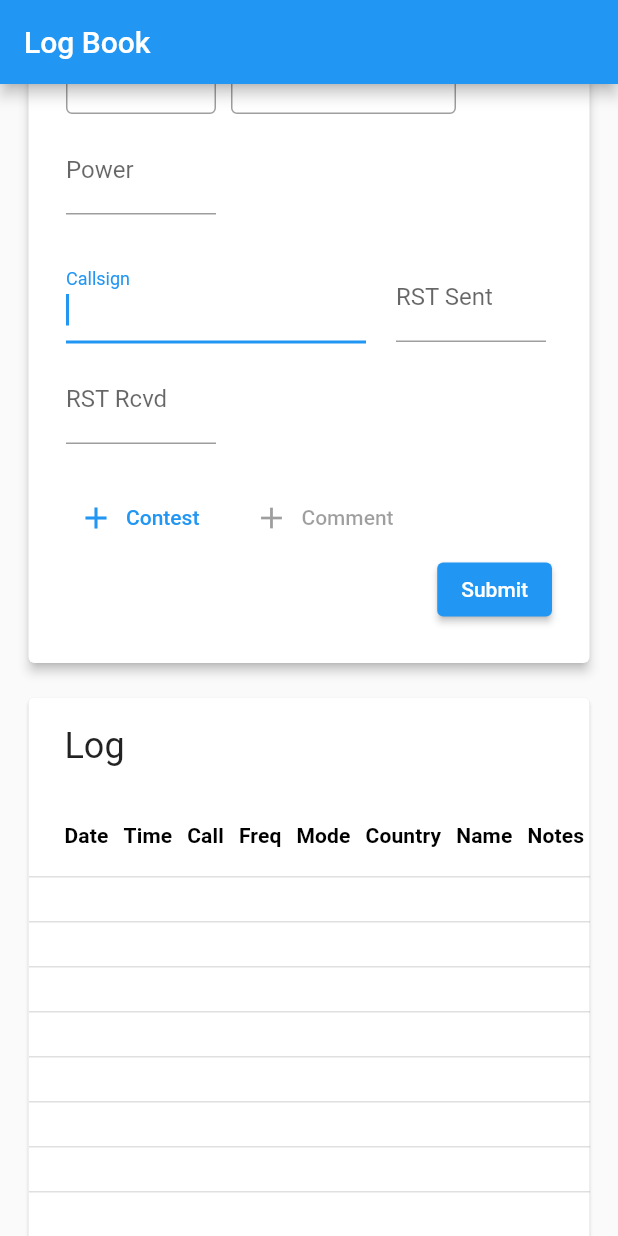
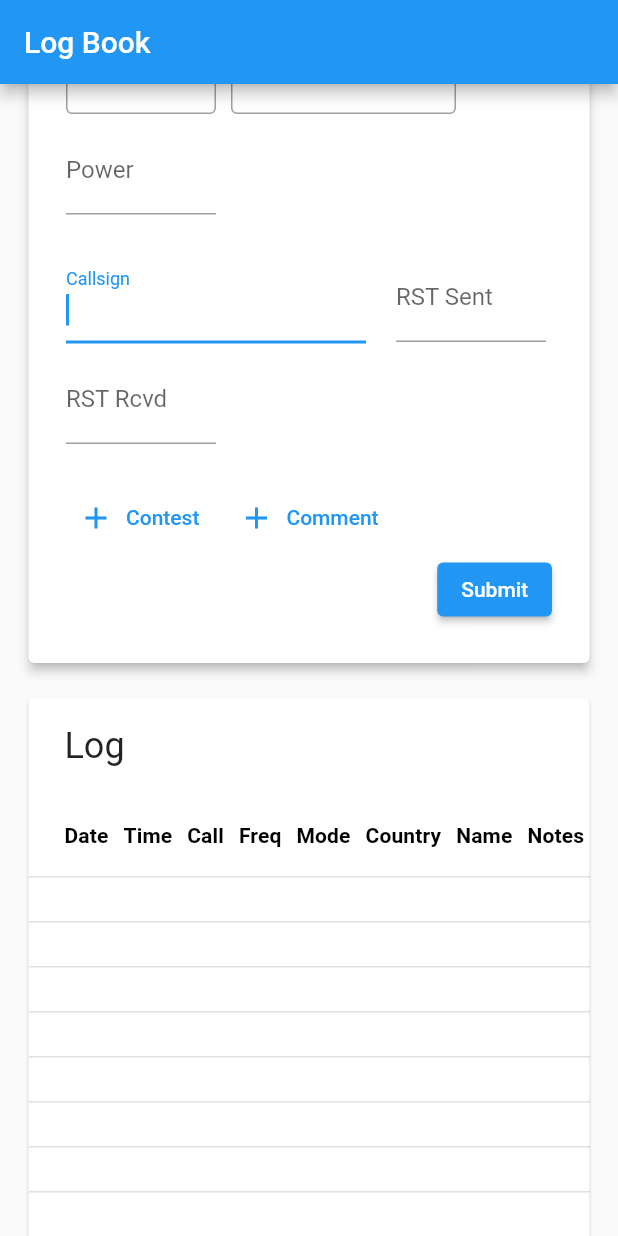
Before and after one commit to jakobkordez/ham-tools, a Flutter app: the screen it shows after launch, scrolled down 576 dp, on a phone screen of 412 x 824 dp. Run offline on Flutter 3.47's test engine with Material 2 defaults, Android fonts, the phone set to English and light mode, and no system bars; our stand-ins replace dio, equatable, file_picker, fl_chart, flutter_bloc, formz and 3 more; generated files the repository leaves out were written again.

Commit message:
Add log entry form comment Add log entry model SOTA

```diff
--- a/lib/src/log/cubit/new_log_entry_state.dart
+++ b/lib/src/log/cubit/new_log_entry_state.dart
@@ -20,6 +20,9 @@ class NewLogEntryState extends Equatable {
   final CallsignInput callsign;
   final String rstSent;
   final String rstRcvd;
+
+  final bool showComment;
+  final String comment;
 
   // Contest
   final bool showContest;
@@ -46,6 +49,7 @@ class NewLogEntryState extends Equatable {
     String? callsign,
     String? rstSent,
     String? rstRcvd,
+    String? comment,
     int? srx,
     int? stx,
     String? srxString,
@@ -77,6 +81,8 @@ class NewLogEntryState extends Equatable {
           : CallsignInput.dirty(callsign),
       rstSent: rstSent,
       rstRcvd: rstRcvd,
+      showComment: comment?.isNotEmpty ?? false,
+      comment: comment ?? '',
       showContest: srx != null ||
           stx != null ||
           srxString?.isNotEmpty == true ||
@@ -105,6 +111,8 @@ class NewLogEntryState extends Equatable {
     required this.callsign,
     required this.rstSent,
     required this.rstRcvd,
+    required this.showComment,
+    required this.comment,
     required this.showContest,
     required this.contestSrx,
     required this.contestStx,
@@ -127,6 +135,8 @@ class NewLogEntryState extends Equatable {
     CallsignInput? callsign,
     String? rstSent,
     String? rstRcvd,
+    bool? showComment,
+    String? comment,
     bool? showContest,
     String? contestSrx,
     String? contestStx,
@@ -157,6 +167,8 @@ class NewLogEntryState extends Equatable {
       callsign: callsign ?? this.callsign,
       rstSent: rstSent ?? this.rstSent,
       rstRcvd: rstRcvd ?? this.rstRcvd,
+      showComment: showComment ?? this.showComment,
+      comment: comment ?? this.comment,
       showContest: showContest ?? this.showContest,
       contestSrx: contestSrx ?? this.contestSrx,
       contestStx: contestStx ?? this.contestStx,
@@ -186,6 +198,8 @@ class NewLogEntryState extends Equatable {
         callsign: callsign,
         rstSent: rstSent,
         rstRcvd: rstRcvd,
+        showComment: showComment,
+        comment: comment,
         showContest: showContest,
         contestSrx: contestSrx,
         contestStx: contestStx,
@@ -211,6 +225,8 @@ class NewLogEntryState extends Equatable {
         callsign,
         rstSent,
         rstRcvd,
+        showComment,
+        comment,
         showContest,
         contestSrx,
         contestStx,
@@ -224,14 +240,15 @@ class NewLogEntryState extends Equatable {
         timeOff: DateTime.parse('${dateOff.value}T${timeOff.value}Z'),
         mode: mode,
         subMode: subMode,
-        rstSent: rstSent,
-        rstReceived: rstRcvd,
+        rstSent: rstSent.isNotEmpty ? rstSent : null,
+        rstReceived: rstRcvd.isNotEmpty ? rstRcvd : null,
         frequency: NewLogEntryCubit.tryParseFreq(frequency.value),
         frequencyRx: NewLogEntryCubit.tryParseFreq(frequencyRx.value),
         power: int.tryParse(power),
+        comment: comment.isNotEmpty ? comment : null,
         srx: int.tryParse(contestSrx),
         stx: int.tryParse(contestStx),
-        srxString: contestSrxString.isEmpty ? null : contestSrxString,
-        stxString: contestStxString.isEmpty ? null : contestStxString,
+        srxString: contestSrxString.isNotEmpty ? contestSrxString : null,
+        stxString: contestStxString.isNotEmpty ? contestStxString : null,
       );
 }
--- a/lib/src/log/log_entry_fields.dart
+++ b/lib/src/log/log_entry_fields.dart
@@ -570,14 +570,31 @@ class _NameInput extends StatelessWidget {
       );
 }
 
-class _NotesInput extends StatelessWidget {
-  const _NotesInput({Key? key}) : super(key: key);
+class _CommentInput extends StatelessWidget {
+  const _CommentInput({Key? key}) : super(key: key);
 
   @override
-  Widget build(BuildContext context) => TextFormField(
-        decoration: const InputDecoration(
-          labelText: 'Notes',
+  Widget build(BuildContext context) => _FieldUpdater(
+        getValue: (state) => state.comment,
+        builder: (context, controller) => TextFormField(
+          controller: controller,
+          onChanged: context.read<NewLogEntryCubit>().setComment,
+          decoration: const InputDecoration(
+            labelText: 'Comment',
+          ),
+          onFieldSubmitted: (_) => context.read<NewLogEntryCubit>().submit(),
         ),
+      );
+}
+
+class _ShowCommentButton extends StatelessWidget {
+  const _ShowCommentButton({Key? key}) : super(key: key);
+
+  @override
+  Widget build(BuildContext context) => TextButton.icon(
+        onPressed: () => context.read<NewLogEntryCubit>().setShowComment(true),
+        icon: const Icon(Icons.add),
+        label: const Text('Comment'),
       );
 }
 
@@ -585,21 +602,10 @@ class _ShowContestButton extends StatelessWidget {
   const _ShowContestButton({Key? key}) : super(key: key);
 
   @override
-  Widget build(BuildContext context) =>
-      BlocBuilder<NewLogEntryCubit, NewLogEntryState>(
-        buildWhen: (previous, current) =>
-            previous.showContest != current.showContest,
-        builder: (context, state) => !state.showContest
-            ? Padding(
-                padding: const EdgeInsets.only(right: 10),
-                child: TextButton.icon(
-                  onPressed: () =>
-                      context.read<NewLogEntryCubit>().setShowContest(true),
-                  icon: const Icon(Icons.add),
-                  label: const Text('Contest'),
-                ),
-              )
-            : const SizedBox.shrink(),
+  Widget build(BuildContext context) => TextButton.icon(
+        onPressed: () => context.read<NewLogEntryCubit>().setShowContest(true),
+        icon: const Icon(Icons.add),
+        label: const Text('Contest'),
       );
 }
 
--- a/lib/src/log/log_entry_form.dart
+++ b/lib/src/log/log_entry_form.dart
@@ -36,11 +36,13 @@ class LogEntryForm extends StatelessWidget {
                     buildWhen: (previous, current) =>
                         previous.hasTimeOff != current.hasTimeOff ||
                         previous.split != current.split ||
-                        previous.showContest != current.showContest,
+                        previous.showContest != current.showContest ||
+                        previous.showComment != current.showComment,
                     builder: (context, state) {
                       final hasTimeOff = state.hasTimeOff;
                       final split = state.split;
                       final showContest = state.showContest;
+                      final showComment = state.showComment;
 
                       return Column(
                         crossAxisAlignment: CrossAxisAlignment.start,
@@ -175,15 +177,15 @@ class LogEntryForm extends StatelessWidget {
                               ],
                             ),
                           ],
+                          if (showComment) ...[
+                            const SizedBox(height: 15),
+                            const _CommentInput(),
+                          ],
                           const SizedBox(height: 25),
                           _Wrap(
                             children: [
-                              const _ShowContestButton(),
-                              TextButton.icon(
-                                onPressed: null,
-                                icon: const Icon(Icons.add),
-                                label: const Text('Comment'),
-                              ),
+                              if (!showContest) const _ShowContestButton(),
+                              if (!showComment) const _ShowCommentButton(),
                             ],
                           ),
                           const Align(
--- a/lib/src/log/log_table.dart
+++ b/lib/src/log/log_table.dart
@@ -77,12 +77,12 @@ class DataSource extends DataTableSource {
         ],
       )),
       DataCell(Text(
-        e.name,
+        e.name ?? '',
         maxLines: 1,
         overflow: TextOverflow.ellipsis,
         softWrap: true,
       )),
-      DataCell(Text(e.comment)),
+      DataCell(Text(e.comment ?? '')),
     ]);
   }
 
--- a/lib/src/models/log_entry.dart
+++ b/lib/src/models/log_entry.dart
@@ -37,15 +37,19 @@ class LogEntry extends Equatable {
   final Mode mode;
   final SubMode? subMode;
   final int? power;
-  final String rstSent;
-  final String rstReceived;
+  final String? rstSent;
+  final String? rstReceived;
 
   /// The contacted station's grid square
   final String? gridsquare;
 
   /// The contacted station's operator's name
-  final String name;
-  final String comment;
+  final String? name;
+  final String? comment;
+
+  // SOTA
+  final String? sotaRef;
+  final String? mySotaRef;
 
   // Contest fields
   /// Contest ID
@@ -84,8 +88,10 @@ class LogEntry extends Equatable {
     required this.rstSent,
     required this.rstReceived,
     this.gridsquare,
-    this.name = '',
-    this.comment = '',
+    this.name,
+    this.comment,
+    this.sotaRef,
+    this.mySotaRef,
     this.contestId,
     this.srx,
     this.stx,
@@ -133,6 +139,8 @@ class LogEntry extends Equatable {
         gridsquare,
         name,
         comment,
+        sotaRef,
+        mySotaRef,
         contestId,
         srx,
         stx,
@@ -156,12 +164,14 @@ class LogEntry extends Equatable {
           'QSO_DATE_OFF': Adif.dateFormat.format(timeOff),
         if (timeOff.compareTo(timeOn) != 0)
           'TIME_OFF': Adif.timeFormat.format(timeOff),
-        if (rstSent.isNotEmpty) 'RST_SENT': rstSent,
-        if (rstReceived.isNotEmpty) 'RST_RCVD': rstReceived,
+        if (rstSent?.isNotEmpty == true) 'RST_SENT': rstSent!,
+        if (rstReceived?.isNotEmpty == true) 'RST_RCVD': rstReceived!,
         if (gridsquare?.isNotEmpty == true) 'GRIDSQUARE': gridsquare!,
         if (power != null) 'TX_PWR': '$power',
-        if (name.isNotEmpty) 'NAME': name,
-        if (comment.isNotEmpty) 'COMMENT': comment,
+        if (name?.isNotEmpty == true) 'NAME': name!,
+        if (comment?.isNotEmpty == true) 'COMMENT': comment!,
+        if (sotaRef?.isNotEmpty == true) 'SOTA_REF': sotaRef!,
+        if (mySotaRef?.isNotEmpty == true) 'MY_SOTA_REF': mySotaRef!,
         if (contestId != null) 'CONTEST_ID': contestId!,
         if (srx != null) 'SRX': '$srx',
         if (stx != null) 'STX': '$stx',
@@ -204,11 +214,13 @@ class LogEntry extends Equatable {
       mode: ModeUtil.tryParse(adi['MODE']!)!,
       subMode: SubModeUtil.tryParse(adi['SUBMODE']),
       power: adi['TX_PWR'] != null ? int.parse(adi['TX_PWR']!) : null,
-      rstSent: adi['RST_SENT'] ?? '',
-      rstReceived: adi['RST_RCVD'] ?? '',
+      rstSent: adi['RST_SENT'],
+      rstReceived: adi['RST_RCVD'],
       gridsquare: adi['GRIDSQUARE'],
-      name: adi['NAME'] ?? '',
-      comment: adi['COMMENT'] ?? '',
+      name: adi['NAME'],
+      comment: adi['COMMENT'],
+      sotaRef: adi['SOTA_REF'],
+      mySotaRef: adi['MY_SOTA_REF'],
       contestId: adi['CONTEST_ID'],
       srx: adi['SRX'] != null ? int.parse(adi['SRX']!) : null,
       stx: adi['STX'] != null ? int.parse(adi['STX']!) : null,
```
Also changed, not shown: lib/src/log/cubit/new_log_entry_cubit.dart (+7 -0 lines), 1 other file.
